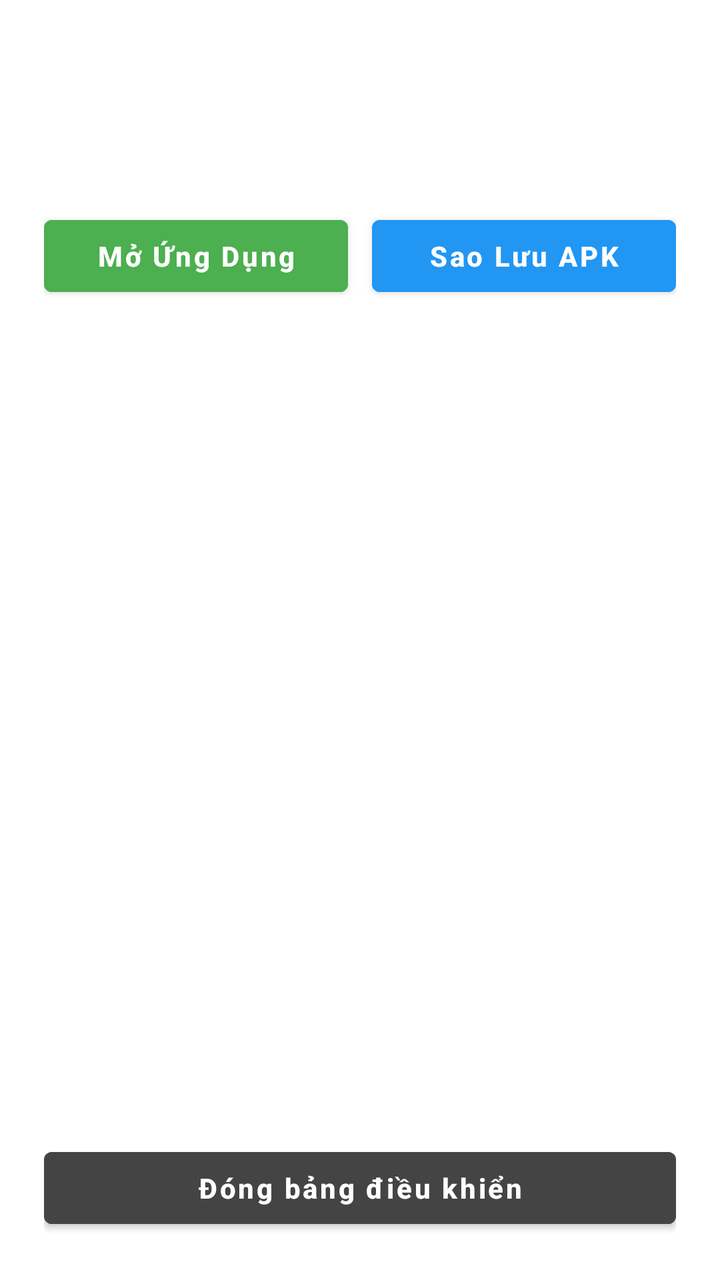
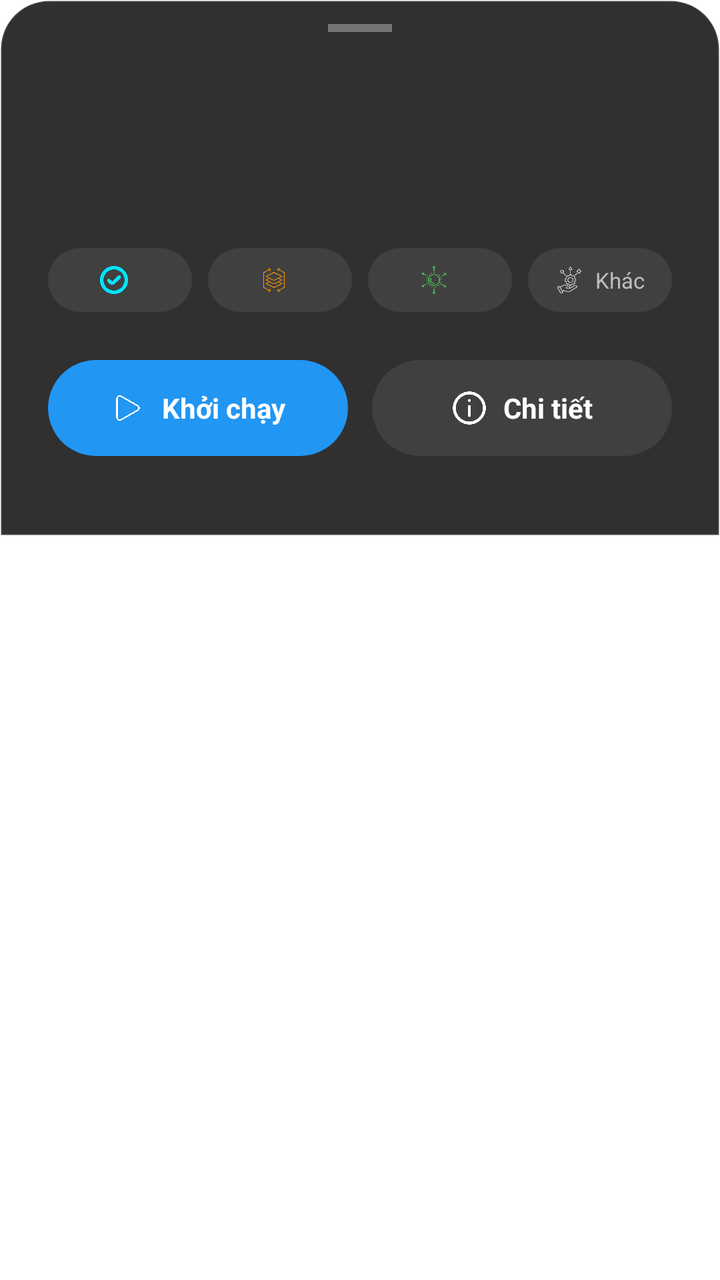

Two renders of the same Android screen: before a commit and after it. Below are the layout's source before the change and the commit's diff.
<!-- AndroidManifest.xml: application theme Theme.PiperOSTool -->
<!-- res/layout/dialog_app_details.xml -->
<?xml version="1.0" encoding="utf-8"?>
<LinearLayout xmlns:android="http://schemas.android.com/apk/res/android"
    xmlns:app="http://schemas.android.com/apk/res-auto"
    android:layout_width="match_parent"
    android:layout_height="match_parent"
    android:orientation="vertical"
    android:background="@drawable/bg_glass_panel"
    android:padding="22dp">

    <LinearLayout
        android:layout_width="match_parent"
        android:layout_height="wrap_content"
        android:orientation="horizontal"
        android:gravity="center_vertical">

        <androidx.cardview.widget.CardView
            android:layout_width="66dp"
            android:layout_height="66dp"
            app:cardCornerRadius="33dp"
            app:cardElevation="0dp"
            app:cardBackgroundColor="@android:color/transparent">

            <ImageView
                android:id="@+id/ivDialogIcon"
                android:layout_width="match_parent"
                android:layout_height="match_parent"
                android:scaleType="centerCrop"/>

        </androidx.cardview.widget.CardView>

        <LinearLayout
            android:layout_width="0dp"
            android:layout_height="wrap_content"
            android:layout_weight="1"
            android:orientation="vertical"
            android:layout_marginStart="16dp">

            <TextView
                android:id="@+id/tvDialogName"
                android:layout_width="match_parent"
                android:layout_height="wrap_content"
                android:textColor="#FFFFFF"
                android:textSize="18sp"
                android:textStyle="bold"
                android:ellipsize="end"
                android:maxLines="1"/>

            <TextView
                android:id="@+id/tvDialogPackage"
                android:layout_width="match_parent"
                android:layout_height="wrap_content"
                android:textColor="#BDBDBD"
                android:textSize="13sp"
                android:layout_marginTop="2dp"
                android:ellipsize="marquee"
                android:singleLine="true"/>

            <TextView
                android:id="@+id/tvDialogVersion"
                android:layout_width="match_parent"
                android:layout_height="wrap_content"
                android:textColor="#00E5FF"
                android:textSize="12sp"
                android:layout_marginTop="4dp"/>
        </LinearLayout>
    </LinearLayout>

    <LinearLayout
        android:layout_width="match_parent"
        android:layout_height="wrap_content"
        android:orientation="horizontal"
        android:layout_marginTop="16dp">

        <Button
            android:id="@+id/btnDialogLaunch"
            android:layout_width="0dp"
            android:layout_height="48dp"
            android:layout_weight="1"
            android:text="Mở Ứng Dụng"
            android:backgroundTint="#4CAF50"
            android:textColor="#FFFFFF"
            android:textStyle="bold"
            android:textAllCaps="false"/>

        <View android:layout_width="12dp" android:layout_height="match_parent"/>

        <Button
            android:id="@+id/btnDialogBackup"
            android:layout_width="0dp"
            android:layout_height="48dp"
            android:layout_weight="1"
            android:text="Sao Lưu APK"
            android:backgroundTint="#2196F3"
            android:textColor="#FFFFFF"
            android:textStyle="bold"
            android:textAllCaps="false"/>
    </LinearLayout>

    <TextView
        android:layout_width="wrap_content"
        android:layout_height="wrap_content"
        android:text="Danh sách Activity Ngầm:"
        android:textColor="#FFFFFF"
        android:textSize="16sp"
        android:textStyle="bold"
        android:layout_marginTop="22dp"
        android:layout_marginBottom="12dp"/>

    <androidx.recyclerview.widget.RecyclerView
        android:id="@+id/rvDialogActivities"
        android:layout_width="match_parent"
        android:layout_height="0dp"
        android:layout_weight="1"
        android:scrollbars="vertical"/>

    <Button
        android:id="@+id/btnDialogClose"
        android:layout_width="match_parent"
        android:layout_height="48dp"
        android:text="Đóng bảng điều khiển"
        android:backgroundTint="#444444"
        android:textColor="#FFFFFF"
        android:textStyle="bold"
        android:textAllCaps="false"
        android:layout_marginTop="12dp"/>

</LinearLayout>
<!-- resources referenced by this layout -->
<resources>
  <!-- drawable bg_glass_panel (drawable) -->
  <?xml version="1.0" encoding="utf-8"?>
  <shape xmlns:android="http://schemas.android.com/apk/res/android">
      <solid android:color="#1AFFFFFF" />
      <corners android:radius="32dp" />
      <stroke
          android:width="1dp"
          android:color="#4DFFFFFF" />
  </shape>
  <style name="Theme.PiperOSTool" parent="Theme.MaterialComponents.DayNight.NoActionBar">
          
          <item name="colorPrimary">#FB8D8D</item>
          <item name="colorPrimaryVariant">#FB4C4C</item>
          <item name="colorOnPrimary">#FFA5A5</item>
          
          <item name="colorSecondary">@color/teal_200</item>
          <item name="colorSecondaryVariant">@color/teal_700</item>
          <item name="colorOnSecondary">@color/black</item>
          
          <item name="android:statusBarColor">#000000</item>
      </style>
  <color name="teal_200">#FF03DAC5</color>
  <color name="teal_700">#FF018786</color>
  <color name="black">#FF000000</color>
</resources>

<!-- the commit's change to res/layout/dialog_app_details.xml (unified diff, before → after) -->
@@ -1,127 +1,308 @@
 <?xml version="1.0" encoding="utf-8"?>
-<LinearLayout xmlns:android="http://schemas.android.com/apk/res/android"
+<ScrollView xmlns:android="http://schemas.android.com/apk/res/android"
     xmlns:app="http://schemas.android.com/apk/res-auto"
     android:layout_width="match_parent"
-    android:layout_height="match_parent"
-    android:orientation="vertical"
-    android:background="@drawable/bg_glass_panel"
-    android:padding="22dp">
+    android:layout_height="wrap_content"
+    android:background="@android:color/transparent"
+    android:scrollbars="none">
 
     <LinearLayout
         android:layout_width="match_parent"
         android:layout_height="wrap_content"
-        android:orientation="horizontal"
-        android:gravity="center_vertical">
-
-        <androidx.cardview.widget.CardView
-            android:layout_width="66dp"
-            android:layout_height="66dp"
-            app:cardCornerRadius="33dp"
-            app:cardElevation="0dp"
-            app:cardBackgroundColor="@android:color/transparent">
+        android:background="@drawable/bg_bottom_sheet_solid"
+        android:orientation="vertical"
+        android:paddingHorizontal="24dp"
+        android:paddingTop="12dp"
+        android:paddingBottom="40dp"> <View
+        android:layout_width="32dp"
+        android:layout_height="4dp"
+        android:layout_gravity="center_horizontal"
+        android:layout_marginBottom="24dp"
+        android:background="#55FFFFFF" />
+
+        <LinearLayout
+            android:layout_width="match_parent"
+            android:layout_height="wrap_content"
+            android:gravity="center_vertical"
+            android:orientation="horizontal">
 
             <ImageView
                 android:id="@+id/ivDialogIcon"
-                android:layout_width="match_parent"
-                android:layout_height="match_parent"
-                android:scaleType="centerCrop"/>
-
-        </androidx.cardview.widget.CardView>
+                android:layout_width="60dp"
+                android:layout_height="60dp" />
+
+            <LinearLayout
+                android:layout_width="0dp"
+                android:layout_height="wrap_content"
+                android:layout_marginStart="16dp"
+                android:layout_weight="1"
+                android:orientation="vertical">
+
+                <TextView
+                    android:id="@+id/tvDialogName"
+                    android:layout_width="wrap_content"
+                    android:layout_height="wrap_content"
+                    android:textColor="#FFFFFF"
+                    android:textSize="18sp"
+                    android:textStyle="bold" />
+
+                <TextView
+                    android:id="@+id/tvDialogVersionTop"
+                    android:layout_width="wrap_content"
+                    android:layout_height="wrap_content"
+                    android:layout_marginTop="2dp"
+                    android:textColor="#A0A0A0"
+                    android:textSize="13sp" />
+            </LinearLayout>
+        </LinearLayout>
 
         <LinearLayout
-            android:layout_width="0dp"
+            android:layout_width="match_parent"
             android:layout_height="wrap_content"
-            android:layout_weight="1"
+            android:layout_marginTop="24dp"
+            android:orientation="horizontal"
+            android:weightSum="4">
+
+            <LinearLayout
+                android:layout_width="0dp"
+                android:layout_height="32dp"
+                android:layout_marginEnd="4dp"
+                android:layout_weight="1"
+                android:background="@drawable/bg_pill_glass"
+                android:gravity="center"
+                android:orientation="horizontal">
+                <ImageView
+                    android:id="@+id/ivStatusIcon"
+                    android:layout_width="14dp"
+                    android:layout_height="14dp"
+                    android:src="@drawable/check_circle"
+                    app:tint="#00E5FF" />
+                <TextView
+                    android:id="@+id/tvQuickStatus"
+                    android:layout_width="wrap_content"
+                    android:layout_height="wrap_content"
+                    android:layout_marginStart="6dp"
+                    android:singleLine="true"
+                    android:textColor="#00E5FF"
+                    android:textSize="11sp"
+                    android:textStyle="bold" />
+            </LinearLayout>
+
+            <LinearLayout
+                android:layout_width="0dp"
+                android:layout_height="32dp"
+                android:layout_marginHorizontal="4dp"
+                android:layout_weight="1"
+                android:background="@drawable/bg_pill_glass"
+                android:gravity="center"
+                android:orientation="horizontal">
+                <ImageView
+                    android:id="@+id/ivTypeIcon"
+                    android:layout_width="14dp"
+                    android:layout_height="14dp"
+                    android:src="@drawable/system"
+                    app:tint="#FF9800" />
+                <TextView
+                    android:id="@+id/tvQuickType"
+                    android:layout_width="wrap_content"
+                    android:layout_height="wrap_content"
+                    android:layout_marginStart="6dp"
+                    android:singleLine="true"
+                    android:textColor="#FFFFFF"
+                    android:textSize="11sp"
+                    android:textStyle="bold" />
+            </LinearLayout>
+
+            <LinearLayout
+                android:layout_width="0dp"
+                android:layout_height="32dp"
+                android:layout_marginHorizontal="4dp"
+                android:layout_weight="1"
+                android:background="@drawable/bg_pill_glass"
+                android:gravity="center"
+                android:orientation="horizontal">
+                <ImageView
+                    android:layout_width="14dp"
+                    android:layout_height="14dp"
+                    android:src="@drawable/application_size"
+                    app:tint="#4CAF50" />
+                <TextView
+                    android:id="@+id/tvQuickSize"
+                    android:layout_width="wrap_content"
+                    android:layout_height="wrap_content"
+                    android:layout_marginStart="6dp"
+                    android:singleLine="true"
+                    android:textColor="#FFFFFF"
+                    android:textSize="11sp"
+                    android:textStyle="bold" />
+            </LinearLayout>
+
+            <LinearLayout
+                android:id="@+id/btnToggleInfo"
+                android:layout_width="0dp"
+                android:layout_height="32dp"
+                android:layout_marginStart="4dp"
+                android:layout_weight="1"
+                android:background="@drawable/bg_pill_glass"
+                android:clickable="true"
+                android:focusable="true"
+                android:gravity="center"
+                android:orientation="horizontal">
+                <ImageView
+                    android:layout_width="14dp"
+                    android:layout_height="14dp"
+                    android:src="@drawable/different"
+                    app:tint="#BDBDBD" />
+                <TextView
+                    android:layout_width="wrap_content"
+                    android:layout_height="wrap_content"
+                    android:layout_marginStart="6dp"
+                    android:singleLine="true"
+                    android:text="Khác"
+                    android:textColor="#BDBDBD"
+                    android:textSize="11sp" />
+            </LinearLayout>
+        </LinearLayout>
+
+        <LinearLayout
+            android:id="@+id/layoutAppInfo"
+            android:layout_width="match_parent"
+            android:layout_height="wrap_content"
+            android:layout_marginTop="20dp"
+            android:background="@drawable/bg_info_card"
             android:orientation="vertical"
-            android:layout_marginStart="16dp">
-
-            <TextView
-                android:id="@+id/tvDialogName"
-                android:layout_width="match_parent"
-                android:layout_height="wrap_content"
-                android:textColor="#FFFFFF"
-                android:textSize="18sp"
-                android:textStyle="bold"
-                android:ellipsize="end"
-                android:maxLines="1"/>
-
-            <TextView
-                android:id="@+id/tvDialogPackage"
-                android:layout_width="match_parent"
-                android:layout_height="wrap_content"
-                android:textColor="#BDBDBD"
-                android:textSize="13sp"
-                android:layout_marginTop="2dp"
-                android:ellipsize="marquee"
-                android:singleLine="true"/>
-
-            <TextView
-                android:id="@+id/tvDialogVersion"
-                android:layout_width="match_parent"
-                android:layout_height="wrap_content"
-                android:textColor="#00E5FF"
-                android:textSize="12sp"
-                android:layout_marginTop="4dp"/>
+            android:paddingHorizontal="16dp"
+            android:paddingTop="20dp"
+            android:paddingBottom="12dp"
+            android:visibility="gone">
+
+            <LinearLayout android:layout_width="match_parent" android:layout_height="wrap_content" android:gravity="center_vertical" android:layout_marginBottom="14dp">
+                <ImageView android:layout_width="16dp" android:layout_height="16dp" android:src="@drawable/packaget" app:tint="#888888"/>
+                <TextView android:layout_width="wrap_content" android:layout_height="wrap_content" android:text="Gói:" android:textColor="#888888" android:textSize="12sp" android:layout_marginStart="12dp"/>
+                <TextView android:id="@+id/tvInfoPackage" android:layout_width="0dp" android:layout_weight="1" android:layout_height="wrap_content" android:gravity="end" android:textColor="#FFFFFF" android:textSize="12sp" android:singleLine="true" android:ellipsize="marquee"/>
+            </LinearLayout>
+
+            <LinearLayout android:layout_width="match_parent" android:layout_height="wrap_content" android:gravity="center_vertical" android:layout_marginBottom="14dp">
+                <ImageView android:layout_width="16dp" android:layout_height="16dp" android:src="@drawable/version" app:tint="#888888"/>
+                <TextView android:layout_width="wrap_content" android:layout_height="wrap_content" android:text="Phiên bản:" android:textColor="#888888" android:textSize="12sp" android:layout_marginStart="12dp"/>
+                <TextView android:id="@+id/tvInfoVersion" android:layout_width="0dp" android:layout_weight="1" android:layout_height="wrap_content" android:gravity="end" android:textColor="#FFFFFF" android:textSize="12sp"/>
+            </LinearLayout>
+
+            <LinearLayout android:layout_width="match_parent" android:layout_height="wrap_content" android:gravity="center_vertical" android:layout_marginBottom="14dp">
+                <ImageView android:layout_width="16dp" android:layout_height="16dp" android:src="@drawable/status" app:tint="#888888"/>
+                <TextView android:layout_width="wrap_content" android:layout_height="wrap_content" android:text="Trạng thái:" android:textColor="#888888" android:textSize="12sp" android:layout_marginStart="12dp"/>
+                <TextView android:id="@+id/tvInfoStatus" android:layout_width="0dp" android:layout_weight="1" android:layout_height="wrap_content" android:gravity="end" android:textColor="#00E5FF" android:textSize="12sp" android:textStyle="bold"/>
+            </LinearLayout>
+
+            <LinearLayout android:layout_width="match_parent" android:layout_height="wrap_content" android:gravity="center_vertical" android:layout_marginBottom="14dp">
+                <ImageView android:layout_width="16dp" android:layout_height="16dp" android:src="@drawable/installation_time" app:tint="#888888"/>
+                <TextView android:layout_width="wrap_content" android:layout_height="wrap_content" android:text="Đã cài đặt:" android:textColor="#888888" android:textSize="12sp" android:layout_marginStart="12dp"/>
+                <TextView android:id="@+id/tvInfoInstall" android:layout_width="0dp" android:layout_weight="1" android:layout_height="wrap_content" android:gravity="end" android:textColor="#FFFFFF" android:textSize="12sp"/>
+            </LinearLayout>
+
+            <LinearLayout android:layout_width="match_parent" android:layout_height="wrap_content" android:gravity="center_vertical" android:layout_marginBottom="14dp">
+                <ImageView android:layout_width="16dp" android:layout_height="16dp" android:src="@drawable/installation_time" app:tint="#888888"/>
+                <TextView android:layout_width="wrap_content" android:layout_height="wrap_content" android:text="Đã cập nhật:" android:textColor="#888888" android:textSize="12sp" android:layout_marginStart="12dp"/>
+                <TextView android:id="@+id/tvInfoUpdate" android:layout_width="0dp" android:layout_weight="1" android:layout_height="wrap_content" android:gravity="end" android:textColor="#FFFFFF" android:textSize="12sp"/>
+            </LinearLayout>
+
+            <LinearLayout android:layout_width="match_parent" android:layout_height="wrap_content" android:gravity="center_vertical" android:layout_marginBottom="14dp">
+                <ImageView android:layout_width="16dp" android:layout_height="16dp" android:src="@drawable/sdk" app:tint="#888888"/>
+                <TextView android:layout_width="wrap_content" android:layout_height="wrap_content" android:text="SDK:" android:textColor="#888888" android:textSize="12sp" android:layout_marginStart="12dp"/>
+                <TextView android:id="@+id/tvInfoSdk" android:layout_width="0dp" android:layout_weight="1" android:layout_height="wrap_content" android:gravity="end" android:textColor="#FFFFFF" android:textSize="12sp"/>
+            </LinearLayout>
+
+            <LinearLayout android:layout_width="match_parent" android:layout_height="wrap_content" android:gravity="center_vertical" android:layout_marginBottom="16dp">
+                <ImageView android:layout_width="16dp" android:layout_height="16dp" android:src="@drawable/right" app:tint="#888888"/>
+                <TextView android:layout_width="wrap_content" android:layout_height="wrap_content" android:text="Quyền:" android:textColor="#888888" android:textSize="12sp" android:layout_marginStart="12dp"/>
+                <TextView android:id="@+id/tvInfoPerms" android:layout_width="0dp" android:layout_weight="1" android:layout_height="wrap_content" android:gravity="end" android:textColor="#FF9800" android:textStyle="bold" android:textSize="12sp"/>
+            </LinearLayout>
+
+            <LinearLayout
+                android:id="@+id/btnDialogBackup"
+                android:layout_width="140dp"
+                android:layout_height="32dp"
+                android:layout_gravity="center"
+                android:background="@drawable/bg_pill_glass"
+                android:clickable="true"
+                android:focusable="true"
+                android:gravity="center"
+                android:orientation="horizontal">
+                <ImageView
+                    android:layout_width="14dp"
+                    android:layout_height="14dp"
+                    android:src="@drawable/backup"
+                    app:tint="#E040FB" />
+                <TextView
+                    android:layout_width="wrap_content"
+                    android:layout_height="wrap_content"
+                    android:layout_marginStart="6dp"
+                    android:text="Trích xuất File"
+                    android:textColor="#E040FB"
+                    android:textSize="11sp"
+                    android:textStyle="bold" />
+            </LinearLayout>
         </LinearLayout>
+
+        <LinearLayout
+            android:layout_width="match_parent"
+            android:layout_height="wrap_content"
+            android:layout_marginTop="24dp"
+            android:orientation="horizontal"
+            android:weightSum="2">
+
+            <LinearLayout
+                android:id="@+id/btnLaunch"
+                android:layout_width="0dp"
+                android:layout_height="48dp"
+                android:layout_marginEnd="6dp"
+                android:layout_weight="1"
+                android:background="@drawable/bg_pill_blue"
+                android:clickable="true"
+                android:focusable="true"
+                android:gravity="center"
+                android:orientation="horizontal">
+                <ImageView
+                    android:layout_width="18dp"
+                    android:layout_height="18dp"
+                    android:src="@drawable/play"
+                    app:tint="#FFFFFF" />
+                <TextView
+                    android:layout_width="wrap_content"
+                    android:layout_height="wrap_content"
+                    android:layout_marginStart="8dp"
+                    android:text="Khởi chạy"
+                    android:textColor="#FFFFFF"
+                    android:textSize="14sp"
+                    android:textStyle="bold" />
+            </LinearLayout>
+
+            <LinearLayout
+                android:id="@+id/btnDetails"
+                android:layout_width="0dp"
+                android:layout_height="48dp"
+                android:layout_marginStart="6dp"
+                android:layout_weight="1"
+                android:background="@drawable/bg_pill_glass"
+                android:clickable="true"
+                android:focusable="true"
+                android:gravity="center"
+                android:orientation="horizontal">
+                <ImageView
+                    android:layout_width="18dp"
+                    android:layout_height="18dp"
+                    android:src="@drawable/details"
+                    app:tint="#FFFFFF" />
+                <TextView
+                    android:layout_width="wrap_content"
+                    android:layout_height="wrap_content"
+                    android:layout_marginStart="8dp"
+                    android:text="Chi tiết"
+                    android:textColor="#FFFFFF"
+                    android:textSize="14sp"
+                    android:textStyle="bold"/>
+            </LinearLayout>
+        </LinearLayout>
+
     </LinearLayout>
-
-    <LinearLayout
-        android:layout_width="match_parent"
-        android:layout_height="wrap_content"
-        android:orientation="horizontal"
-        android:layout_marginTop="16dp">
-
-        <Button
-            android:id="@+id/btnDialogLaunch"
-            android:layout_width="0dp"
-            android:layout_height="48dp"
-            android:layout_weight="1"
-            android:text="Mở Ứng Dụng"
-            android:backgroundTint="#4CAF50"
-            android:textColor="#FFFFFF"
-            android:textStyle="bold"
-            android:textAllCaps="false"/>
-
-        <View android:layout_width="12dp" android:layout_height="match_parent"/>
-
-        <Button
-            android:id="@+id/btnDialogBackup"
-            android:layout_width="0dp"
-            android:layout_height="48dp"
-            android:layout_weight="1"
-            android:text="Sao Lưu APK"
-            android:backgroundTint="#2196F3"
-            android:textColor="#FFFFFF"
-            android:textStyle="bold"
-            android:textAllCaps="false"/>
-    </LinearLayout>
-
-    <TextView
-        android:layout_width="wrap_content"
-        android:layout_height="wrap_content"
-        android:text="Danh sách Activity Ngầm:"
-        android:textColor="#FFFFFF"
-        android:textSize="16sp"
-        android:textStyle="bold"
-        android:layout_marginTop="22dp"
-        android:layout_marginBottom="12dp"/>
-
-    <androidx.recyclerview.widget.RecyclerView
-        android:id="@+id/rvDialogActivities"
-        android:layout_width="match_parent"
-        android:layout_height="0dp"
-        android:layout_weight="1"
-        android:scrollbars="vertical"/>
-
-    <Button
-        android:id="@+id/btnDialogClose"
-        android:layout_width="match_parent"
-        android:layout_height="48dp"
-        android:text="Đóng bảng điều khiển"
-        android:backgroundTint="#444444"
-        android:textColor="#FFFFFF"
-        android:textStyle="bold"
-        android:textAllCaps="false"
-        android:layout_marginTop="12dp"/>
-
-</LinearLayout>
+</ScrollView>
<!-- resource entries referenced after the edit -->
@@ -1,14 +1,42 @@
 <!-- resources referenced by this layout -->
 <resources>
-  <!-- drawable bg_glass_panel (drawable) -->
+  <!-- drawable application_size: png bitmap (drawable, 16327 bytes) -->
+  <!-- drawable backup: png bitmap (drawable, 15817 bytes) -->
+  <!-- drawable bg_bottom_sheet_solid (drawable) -->
+  <?xml version="1.0" encoding="utf-8"?>
+  <shape xmlns:android="http://schemas.android.com/apk/res/android">
+      <solid android:color="#E61A1A1A" /> <corners android:topLeftRadius="24dp" android:topRightRadius="24dp" />
+      <stroke android:width="1dp" android:color="#22FFFFFF"/>
+  </shape>
+  <!-- drawable bg_info_card (drawable) -->
   <?xml version="1.0" encoding="utf-8"?>
   <shape xmlns:android="http://schemas.android.com/apk/res/android">
       <solid android:color="#1AFFFFFF" />
-      <corners android:radius="32dp" />
-      <stroke
-          android:width="1dp"
-          android:color="#4DFFFFFF" />
+      <corners android:radius="16dp" />
   </shape>
+  <!-- drawable bg_pill_blue (drawable) -->
+  <?xml version="1.0" encoding="utf-8"?>
+  <shape xmlns:android="http://schemas.android.com/apk/res/android">
+      <solid android:color="#2196F3" />
+      <corners android:radius="50dp" />
+  </shape>
+  <!-- drawable bg_pill_glass (drawable) -->
+  <?xml version="1.0" encoding="utf-8"?>
+  <shape xmlns:android="http://schemas.android.com/apk/res/android">
+      <solid android:color="#14FFFFFF" />
+      <corners android:radius="50dp" />
+  </shape>
+  <!-- drawable check_circle: png bitmap (drawable, 17103 bytes) -->
+  <!-- drawable details: png bitmap (drawable, 14335 bytes) -->
+  <!-- drawable different: png bitmap (drawable, 19941 bytes) -->
+  <!-- drawable installation_time: png bitmap (drawable, 18909 bytes) -->
+  <!-- drawable packaget: png bitmap (drawable, 11680 bytes) -->
+  <!-- drawable play: png bitmap (drawable, 8713 bytes) -->
+  <!-- drawable right: png bitmap (drawable, 15843 bytes) -->
+  <!-- drawable sdk: png bitmap (drawable, 9476 bytes) -->
+  <!-- drawable status: png bitmap (drawable, 13117 bytes) -->
+  <!-- drawable system: png bitmap (drawable, 17229 bytes) -->
+  <!-- drawable version: png bitmap (drawable, 10420 bytes) -->
   <style name="Theme.PiperOSTool" parent="Theme.MaterialComponents.DayNight.NoActionBar">
           
           <item name="colorPrimary">#FB8D8D</item>
